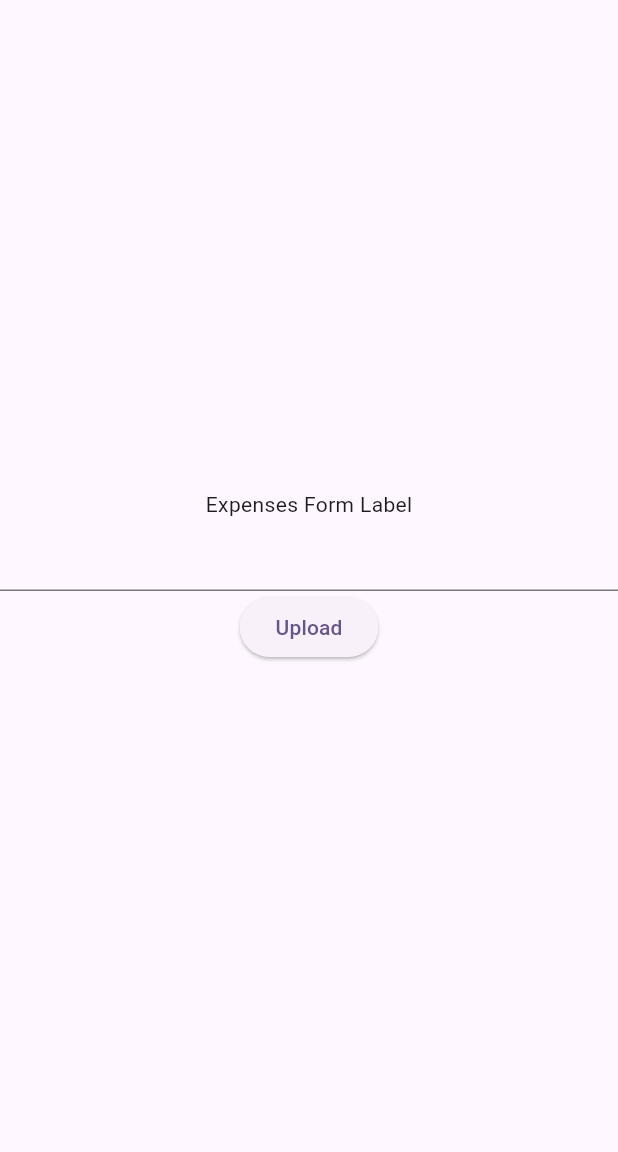
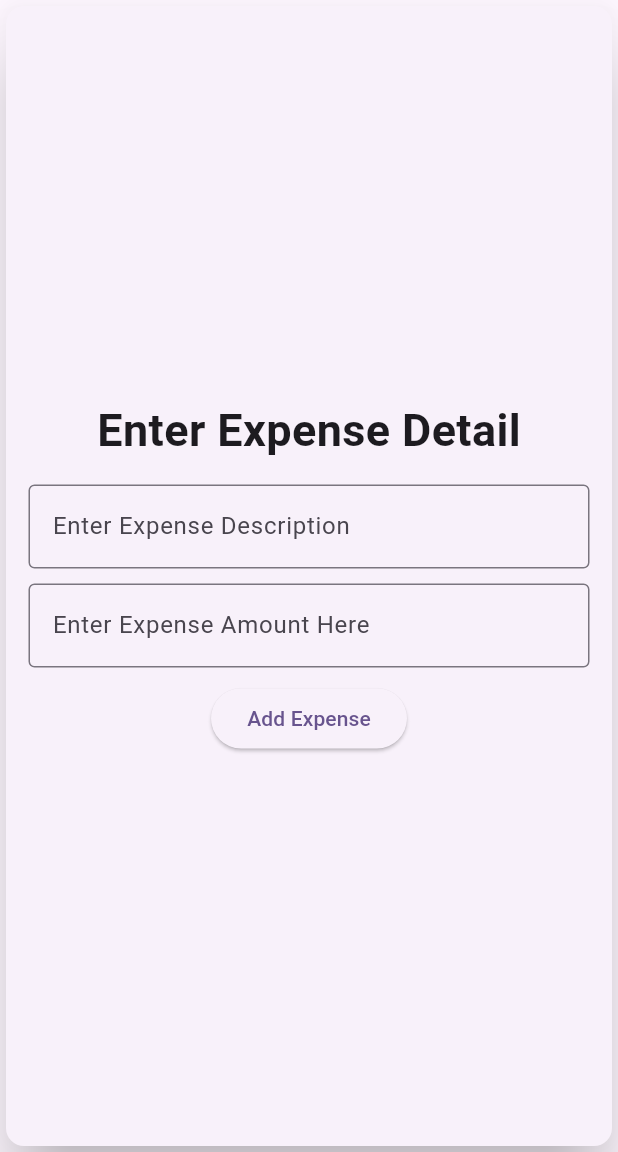
Before and after one commit to Osama09001/expenses_application, a Flutter app: the screen it shows after launch, on a phone screen of 412 x 824 dp, the part 84-1236 px from its top. Run offline on Flutter 3.47's test engine with Material 3 defaults, Android fonts, the phone set to English and light mode, and no system bars.

Commit message:
third_commit

```diff
--- a/lib/main.dart
+++ b/lib/main.dart
@@ -1,4 +1,7 @@
+import 'dart:convert';
+
 import 'package:flutter/material.dart';
+import 'package:http/http.dart' as http;
 
 void main() {
   runApp(const MyApp());
@@ -35,7 +38,8 @@ class _MyHomePageState extends State<MyHomePage> {
 
 
 
- final TextEditingController  _con =  TextEditingController() ;
+ final TextEditingController  _expDescription =  TextEditingController() ;
+  final TextEditingController  _expAmount =  TextEditingController() ;
 
 
   @override
@@ -49,40 +53,105 @@ class _MyHomePageState extends State<MyHomePage> {
 
       ),
       body: Center(
+        child: Card(
+          elevation: 20,
           child: Column(
             mainAxisAlignment: MainAxisAlignment.center,
             children: <Widget>[
               const Text(
 
-              'Expenses Form Label',
+                'Enter Expense Detail',
+                style: TextStyle(
+                  fontSize: 30,
+                  fontWeight: FontWeight.bold
                 ),
-            TextField(
-            controller: _con,
+              ),
+              SizedBox(height: 15,),
+              Padding(
+                padding: const EdgeInsets.only(left: 15,right: 15),
+                child: TextField(
+                decoration: InputDecoration(
+                  hintText: "Enter Expense Description",
+                  border: OutlineInputBorder()
+                ),
+                controller: _expDescription,
 
                 ),
-            ElevatedButton(onPressed: (){
-              showDialog(context: context,
-                          builder: (BuildContext context) {
+              ),
+              SizedBox(height: 10,),
+              Padding(
+                padding: const EdgeInsets.only(left: 15,right: 15),
+                child: TextField(
+                  decoration: InputDecoration(
+                    hintText: "Enter Expense Amount Here",
+                    border: OutlineInputBorder()
+                  ),
+                controller: _expAmount,
 
-                            return AlertDialog(
+                ),
+              ),
+              SizedBox(height: 10,),
+              // ElevatedButton(onPressed: (){
+              //   showDialog(context: context,
+              //               builder: (BuildContext context) {
 
-                              title: const Text("Show Alert Dialog"),
-                              content: const Text("Do you really want to Show Message"),
-                              actions: [
-                                ElevatedButton(onPressed: (){print(_con.text);}, child: const Text("Yes"),),
-                                ElevatedButton(onPressed: (){Navigator.of(context).pop();}, child: const Text("No"),),
-                              ],
+              //                 return AlertDialog(
+
+              //                   title: const Text("Show Alert Dialog"),
+              //                   content: const Text("Do you really want to Show Message"),
+              //                   actions: [
+              //                     ElevatedButton(onPressed: (){print(_expDescription.text);}, child: const Text("Yes"),),
+              //                     ElevatedButton(onPressed: (){Navigator.of(context).pop();}, child: const Text("No"),),
+              //                   ],
+              //                 );
+
+
+              //   },
+              //   barrierDismissible: false);
+
+
+
+              // }, child: const Text('Upload'),),
+
+              ElevatedButton(onPressed: () async {
+
+
+
+               var  res = await http.post(Uri.parse("http://172.16.14.118:8081/create_expense"),
+                   headers: {"Content-Type": "application/json"},
+               body:jsonEncode({
+                      "description" : _expDescription.text,
+                      "amount" : _expAmount.text
+                  }),
                   );
 
 
-              },
-              barrierDismissible: false);
+                var b =  jsonDecode(res.body);
+
+                 if  (b['response'] == "success" ){
+                  showDialog(context: context, builder: (BuildContext context){
+                    return AlertDialog(
+                      title:   Text("Alert"),
+                      content: Text("Expense has been Save"),
+                      actions: [
+                        ElevatedButton(onPressed: (){
+                          Navigator.pop(context);
+                        }, child: Text("Ok"))
+                      ],
+                    );
+                  });
+
+                 }
 
 
 
-            }, child: const Text('Upload'),),
+
+
+
+              }, child: Text("Add Expense"))
 
             ],
+          ),
         ),
       )
     );
--- a/pubspec.yaml
+++ b/pubspec.yaml
@@ -35,6 +35,7 @@ dependencies:
   # The following adds the Cupertino Icons font to your application.
   # Use with the CupertinoIcons class for iOS style icons.
   cupertino_icons: ^1.0.2
+  http: ^1.1.2
 
 dev_dependencies:
   flutter_test:
```
Also changed, not shown: pubspec.lock. Lines whose indentation alone changed are shown as unchanged.
